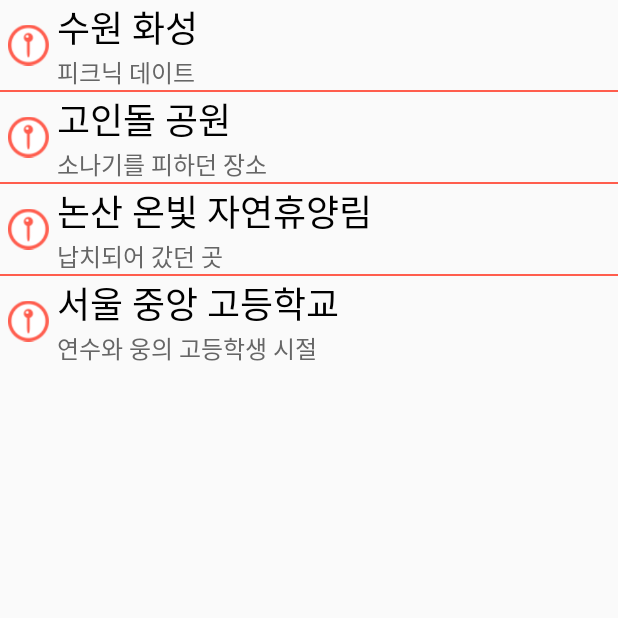
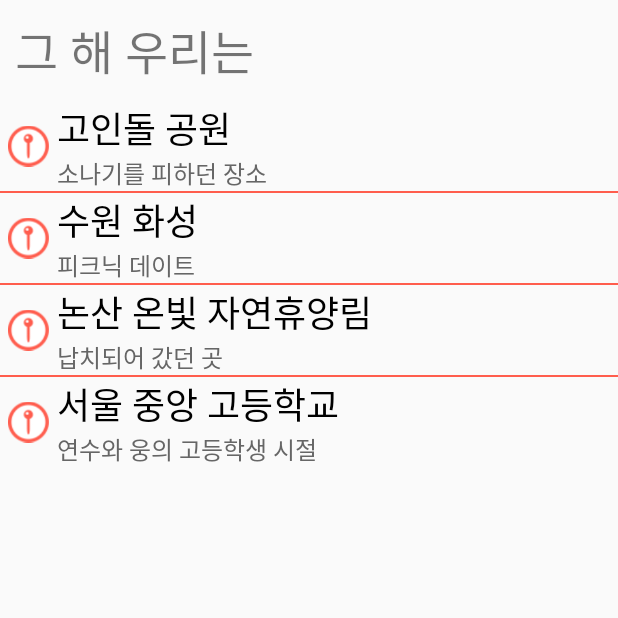
Before and after one commit to Mminy62/graduation, an Android app: the SearchDetailActivity screen opened directly, with no data from a screen before it, on a phone screen of 412 x 824 dp, the top half of it. Run offline under Robolectric (Android 15) with nearby library versions, the phone set to English and light mode, and no system bars.

Commit message:
[feat] 상세 화면에 타이틀 추가

```diff
--- a/app/src/main/res/layout/activity_search_detail.xml
+++ b/app/src/main/res/layout/activity_search_detail.xml
@@ -6,11 +6,23 @@
     android:layout_height="match_parent"
     tools:context=".MainActivity">
 
+    <TextView
+        android:id="@+id/title_textView"
+        android:layout_width="wrap_content"
+        android:layout_height="wrap_content"
+        android:text="그 해 우리는"
+        android:textSize="14pt"
+        android:padding="10dp"
+        app:layout_constraintLeft_toLeftOf="parent"
+        app:layout_constraintStart_toStartOf="parent"
+        app:layout_constraintTop_toTopOf="parent" />
+
     <ListView
         android:id="@+id/list_view"
         android:layout_width="match_parent"
         android:layout_height="wrap_content"
         android:divider="@color/colorDefault"
-        android:dividerHeight="1.5dp"/>
+        android:dividerHeight="1.5dp"
+        app:layout_constraintTop_toBottomOf="@id/title_textView"/>
 
 </androidx.constraintlayout.widget.ConstraintLayout>
```
